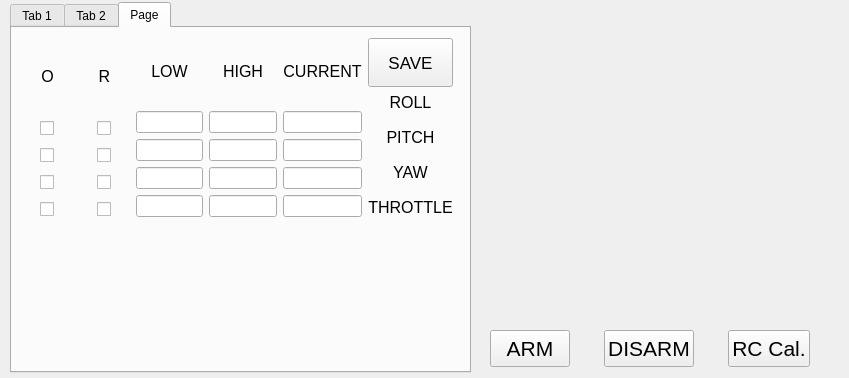
The window that ProjectSource/SwarmGUI/vehicledatadisplay.ui (majorpr13/SwarmingVehicles) describes before a commit, drawn with Qt 5.
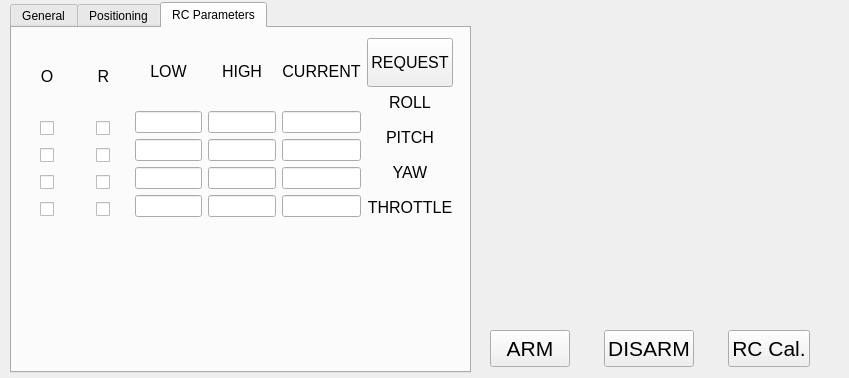
The same window after the commit. The open tabs and pages were chosen to show the change. Custom widgets are drawn as their Qt base class.

Patch:
```diff
--- a/ProjectSource/SwarmGUI/vehicledatadisplay.ui
+++ b/ProjectSource/SwarmGUI/vehicledatadisplay.ui
@@ -38,7 +38,7 @@
    </property>
    <widget class="QWidget" name="tab">
     <attribute name="title">
-     <string>Tab 1</string>
+     <string>General</string>
     </attribute>
     <widget class="QWidget" name="layoutWidget">
      <property name="geometry">
@@ -325,7 +325,7 @@
    </widget>
    <widget class="QWidget" name="tab_2">
     <attribute name="title">
-     <string>Tab 2</string>
+     <string>Positioning</string>
     </attribute>
     <widget class="QWidget" name="layoutWidget">
      <property name="geometry">
@@ -632,9 +632,9 @@
    </widget>
    <widget class="QWidget" name="tab_3">
     <attribute name="title">
-     <string>Page</string>
+     <string>RC Parameters</string>
     </attribute>
-    <widget class="QWidget" name="">
+    <widget class="QWidget" name="layoutWidget">
      <property name="geometry">
       <rect>
        <x>10</x>
@@ -1122,11 +1122,11 @@
           </property>
           <property name="font">
            <font>
-            <pointsize>13</pointsize>
+            <pointsize>12</pointsize>
            </font>
           </property>
           <property name="text">
-           <string>SAVE</string>
+           <string>REQUEST</string>
           </property>
          </widget>
         </item>
```
Left out of the diff: 27 changed lines with no effect on the pictures.
